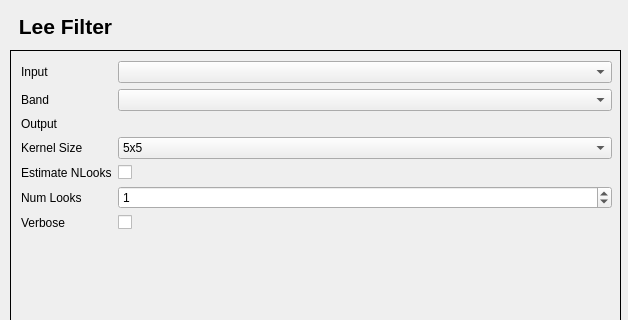
This is speckle_filter_lee_filter/speckle_filter_dialog_base.ui in AUGSignals/qgis-plugins as Qt 5 draws it before an edit; both pictures show x 0 to 628 and y 0 to 320 of the 628 by 516 pixel window. The edited form follows.
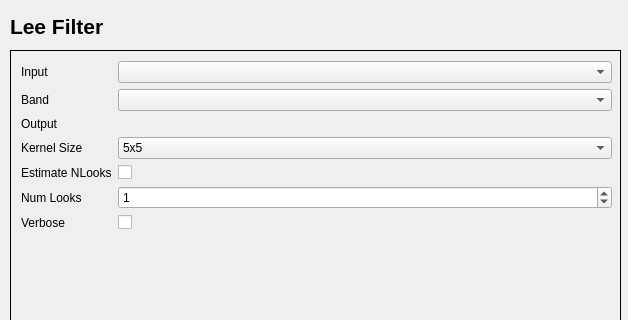
This is the edited form. Icons and pictures are not drawn. Custom widgets are drawn as their Qt base class.

```diff
--- a/speckle_filter_lee_filter/speckle_filter_dialog_base.ui
+++ b/speckle_filter_lee_filter/speckle_filter_dialog_base.ui
@@ -34,7 +34,7 @@
     <rect>
      <x>10</x>
      <y>10</y>
-     <width>111</width>
+     <width>601</width>
      <height>33</height>
     </rect>
    </property>
@@ -46,7 +46,7 @@
 &lt;p style=&quot; margin-top:0px; margin-bottom:0px; margin-left:0px; margin-right:0px; -qt-block-indent:0; text-indent:0px;&quot;&gt;&lt;span style=&quot; font-family:'Sans Serif'; font-size:16pt; font-weight:600;&quot;&gt;Lee Filter&lt;/span&gt;&lt;/p&gt;&lt;/body&gt;&lt;/html&gt;</string>
    </property>
    <property name="alignment">
-    <set>Qt::AlignCenter</set>
+    <set>Qt::AlignLeading|Qt::AlignLeft|Qt::AlignVCenter</set>
    </property>
   </widget>
   <widget class="QStackedWidget" name="stackedWidget">
```
Left out of the diff: 15 changed lines with no effect on the pictures.
